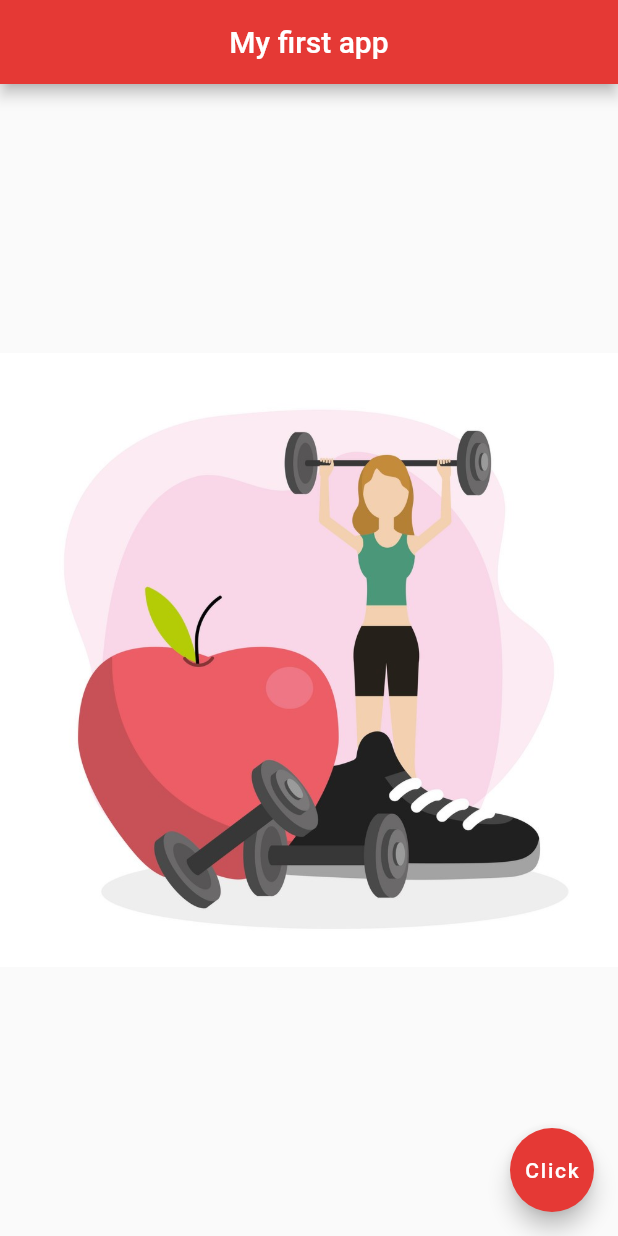
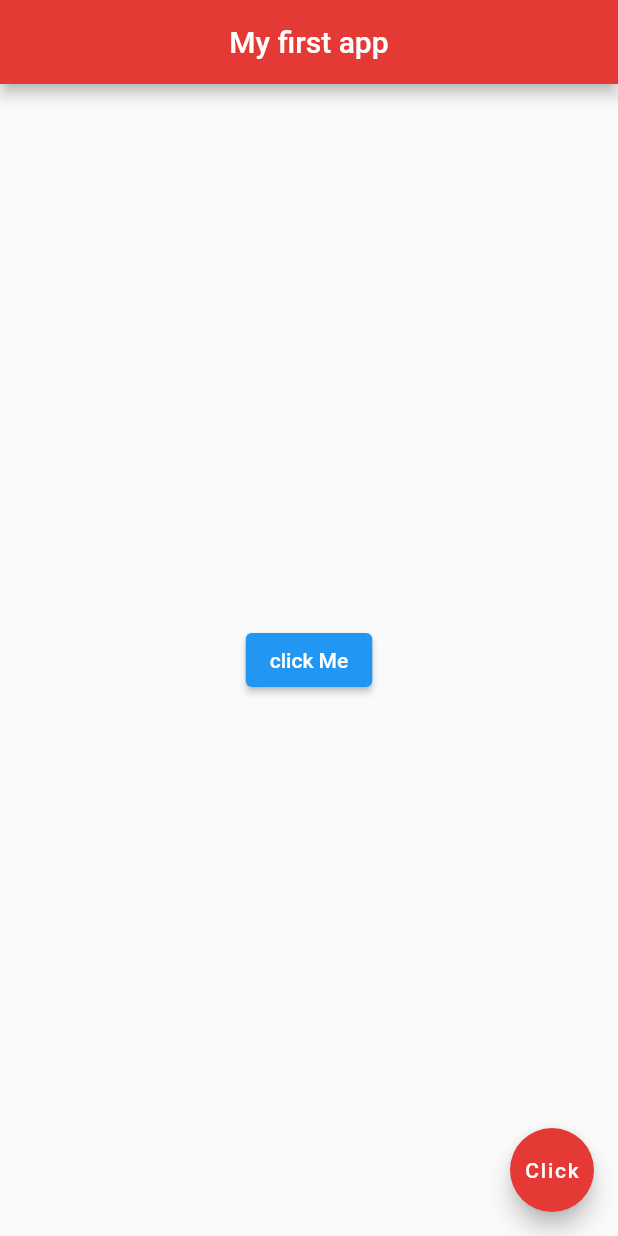
Before and after one commit to Shalika001/My-app, a Flutter app: the screen it shows after launch, on a phone screen of 412 x 824 dp. Run offline on Flutter 3.47's test engine with Material 2 defaults, Android fonts, the phone set to English and light mode, and no system bars.

Commit message:
Add body button

```diff
--- a/First_project/lib/main.dart
+++ b/First_project/lib/main.dart
@@ -15,10 +15,11 @@ class Home extends StatelessWidget {
         backgroundColor: Colors.red[600],
       ),
       body: Center(
-        child: Image(
-          image: AssetImage('assets/fitness-2.jpg'),
-        )
-        ),
+         child: ElevatedButton(
+           onPressed: () {},
+           child: Text('click Me'),
+           ),
+         ),
       floatingActionButton: FloatingActionButton(
         onPressed: () {},
         child: Text('Click'),
@@ -27,6 +28,3 @@ class Home extends StatelessWidget {
     );
   }
 }
-
-class RaisedButton {
-}
```
